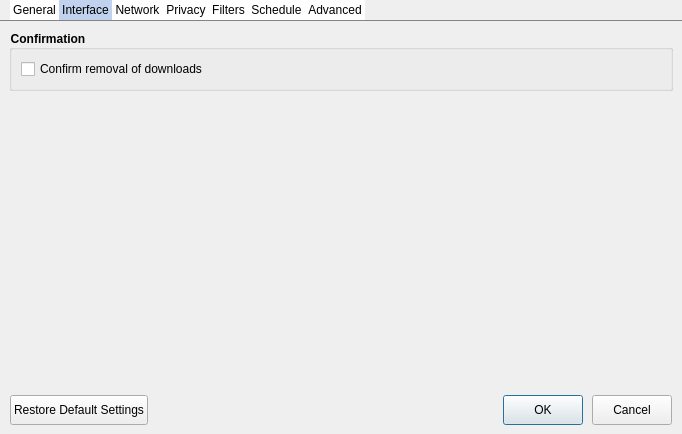
First picture: the form in src/dialogs/preferencedialog.ui, repository setvisible/ArrowDL, before the edit.
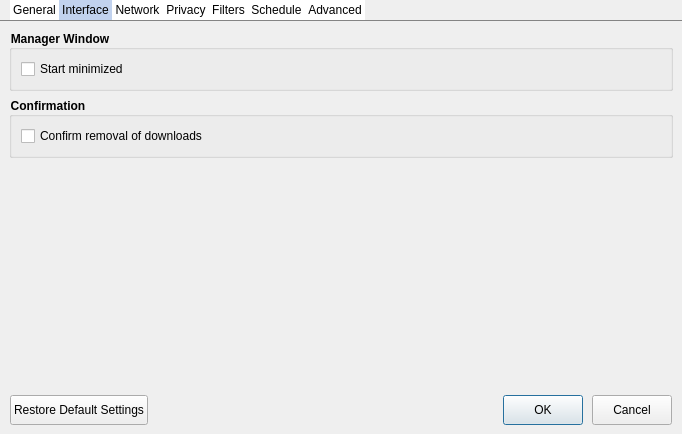
Second picture: the form after the edit. Icons and pictures are not drawn. Custom widgets are drawn as their Qt base class.

Commit message: [Settings] Add ShowMinimized option to preferences

Patch:
```diff
--- a/src/dialogs/preferencedialog.ui
+++ b/src/dialogs/preferencedialog.ui
@@ -178,6 +178,22 @@
        <string>Interface</string>
       </attribute>
       <layout class="QVBoxLayout" name="verticalLayout_2">
+       <item>
+        <widget class="QGroupBox" name="groupBox">
+         <property name="title">
+          <string>Manager Window</string>
+         </property>
+         <layout class="QVBoxLayout" name="verticalLayout_3">
+          <item>
+           <widget class="QCheckBox" name="startMinimizedCheckBox">
+            <property name="text">
+             <string>Start minimized</string>
+            </property>
+           </widget>
+          </item>
+         </layout>
+        </widget>
+       </item>
        <item>
         <widget class="QGroupBox" name="groupBox_2">
          <property name="title">
```
The commit also changes 3 other files.
